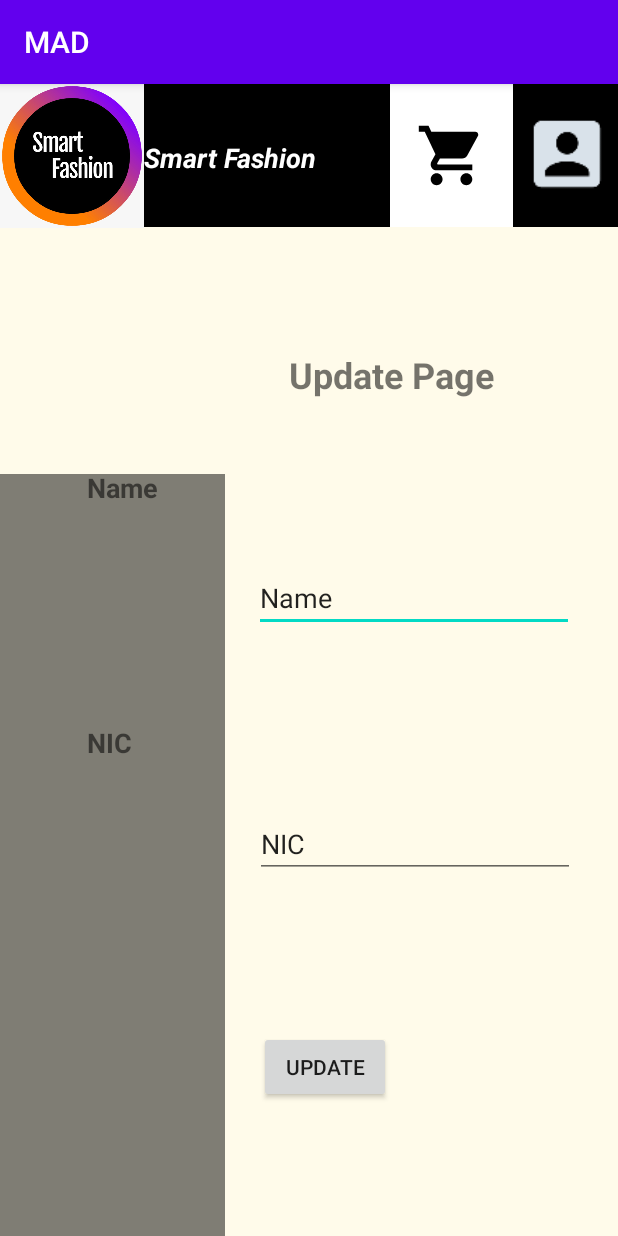
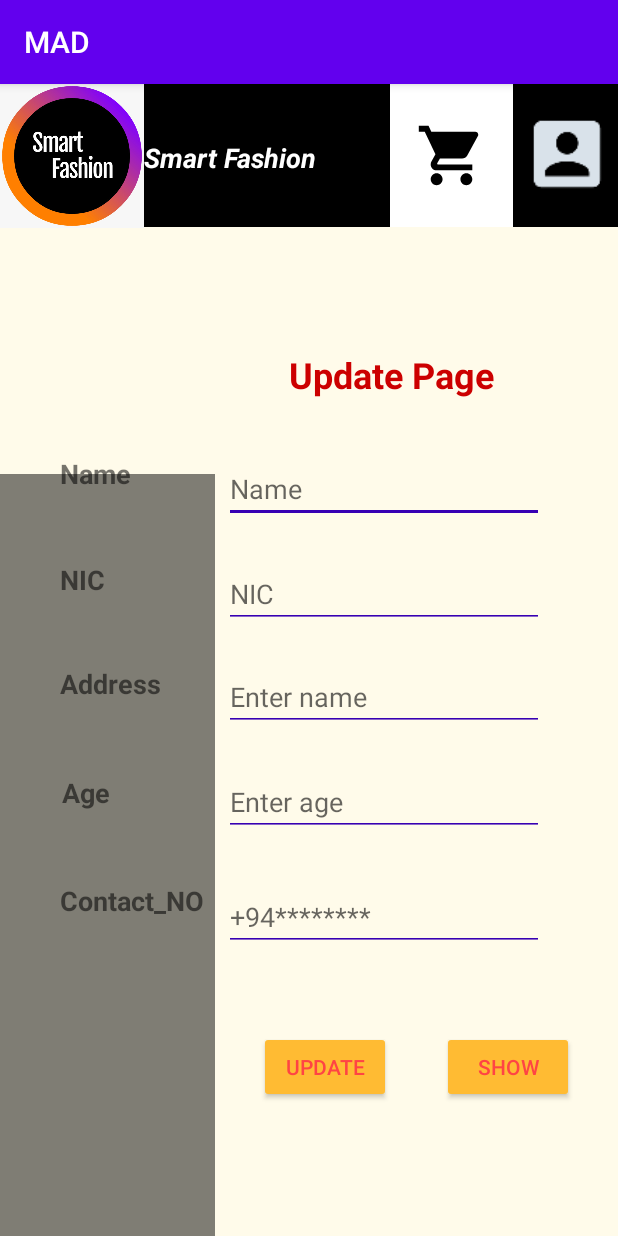
Before and after one commit to oshan-codelab/mad, an Android app: the osh_Updatepart1 screen opened directly, with no data from a screen before it, on a phone screen of 412 x 824 dp. Run offline under Robolectric (Android 15) with nearby library versions, the phone set to English and light mode, and no system bars; our stand-ins replace Firebase (no records; nobody signed in at launch, a user with empty details on screens opened directly).

Commit message:
it19236438-insert,update created

```diff
--- a/app/src/main/AndroidManifest.xml
+++ b/app/src/main/AndroidManifest.xml
@@ -9,7 +9,7 @@
         android:roundIcon="@mipmap/osh_ic_launcher_round"
         android:supportsRtl="true"
         android:theme="@style/AppTheme">
-        <activity android:name=".osh_Updatepart1"></activity>
+        <activity android:name=".osh_Updatepart1"/>
         <activity android:name=".osh_delete" />
         <activity android:name=".osh_display" />
         <activity android:name=".osh_MainActivity">
--- a/app/src/main/java/com/example/mad/osh_Updatepart1.java
+++ b/app/src/main/java/com/example/mad/osh_Updatepart1.java
@@ -1,21 +1,142 @@
 package com.example.mad;
 
+import androidx.annotation.NonNull;
 import androidx.appcompat.app.AppCompatActivity;
 
 import android.content.Intent;
 import android.os.Bundle;
+import android.text.TextUtils;
 import android.view.View;
+import android.widget.Button;
+import android.widget.EditText;
+import android.widget.Toast;
+
+import com.google.firebase.database.DataSnapshot;
+import com.google.firebase.database.DatabaseError;
+import com.google.firebase.database.DatabaseReference;
+import com.google.firebase.database.FirebaseDatabase;
+import com.google.firebase.database.ValueEventListener;
 
 public class osh_Updatepart1 extends AppCompatActivity {
+
+   EditText txtName,txtNic,txtAddress,txtAge,txtCNo;
+    Button udbtn,butShow;
+    DatabaseReference dbRef;
+    details DT;
+
+    private void clearControls() {
+        txtName.setText("");
+        txtNic.setText("");
+        txtAddress.setText("");
+        txtAge.setText("");
+        txtCNo.setText("");
+    }
+
+
 
     @Override
     protected void onCreate(Bundle savedInstanceState) {
         super.onCreate(savedInstanceState);
         setContentView(R.layout.osh_activity_updatepart1);
+
+
+        txtName=findViewById(R.id.txname);
+        txtNic =findViewById(R.id.txtnicc);
+        txtAddress =findViewById(R.id.Uaddress);
+        txtAge =findViewById(R.id.uage);
+        txtCNo =findViewById(R.id.ucNO);
+
+        udbtn=findViewById(R.id.udtbtn);
+        butShow=findViewById(R.id.butshow);
+
+
+        udbtn.setOnClickListener(new View.OnClickListener() {
+            @Override
+            public void onClick(View v) {
+                dbRef = FirebaseDatabase.getInstance().getReference();
+                dbRef.child("Oshan").child("dt1").child("name").setValue(txtName.getText().toString().trim());
+                dbRef.child("Oshan").child("dt1").child("age").setValue(txtName.getText().toString().trim());
+                dbRef.child("Oshan").child("dt1").child("cno").setValue(txtName.getText().toString().trim());
+                dbRef.child("Oshan").child("dt1").child("eddress").setValue(txtName.getText().toString().trim());
+                dbRef.child("Oshan").child("dt1").child("nic").setValue(txtName.getText().toString().trim());
+                Toast.makeText(getApplicationContext(), "Invalid Contact Number", Toast.LENGTH_SHORT).show();
+
+            }
+        });
+
+       /* udbtn.setOnClickListener(new View.OnClickListener() {
+            @Override
+            public void onClick(View view) {
+                DatabaseReference updRef = FirebaseDatabase.getInstance().getReference().child("Oshan");
+                updRef.addListenerForSingleValueEvent(new ValueEventListener() {
+                    @Override
+                    public void onDataChange(@NonNull DataSnapshot dataSnapshot) {
+                        if (dataSnapshot.hasChild("dt1")) {
+                            try {
+                                DT.setName(txtName.getText().toString().trim());
+                                DT.setNIC(txtNic.getText().toString().trim());
+                                DT.setEddress(txtAddress.getText().toString().trim());
+                                DT.setCNo(Integer.parseInt(txtCNo.getText().toString().trim()));
+
+                                dbRef = FirebaseDatabase.getInstance().getReference().child("Oshan").child("dt1");
+                                dbRef.setValue(DT);
+                                clearControls();
+                                Toast.makeText(getApplicationContext(), "Data Updated Successfully", Toast.LENGTH_SHORT).show();
+
+                            } catch (NumberFormatException e) {
+                                Toast.makeText(getApplicationContext(), "Invalid Contact Number", Toast.LENGTH_SHORT).show();
+                            }
+                        } else
+                            Toast.makeText(getApplicationContext(), "No Source to update", Toast.LENGTH_SHORT).show();
+
+                    }
+
+                    @Override
+                    public void onCancelled(@NonNull DatabaseError databaseError) {
+
+                    }
+
+                });
+            }
+        });*/
+
+        butShow.setOnClickListener(new View.OnClickListener() {
+            @Override
+            public void onClick(View view) {
+                dbRef = FirebaseDatabase.getInstance().getReference().child("Oshan").child("dt1");
+                dbRef.addListenerForSingleValueEvent(new ValueEventListener() {
+                    @Override
+                    public void onDataChange(@NonNull DataSnapshot dataSnapshot) {
+
+                        if (dataSnapshot.hasChildren()) {
+                            txtName.setText(dataSnapshot.child("name").getValue().toString());
+                            txtNic.setText(dataSnapshot.child("nic").getValue().toString());
+                            txtAddress.setText(dataSnapshot.child("eddress").getValue().toString());
+                            txtAge.setText(dataSnapshot.child("age").getValue().toString());
+                            txtCNo.setText(dataSnapshot.child("cno").getValue().toString());
+                        } else
+                            Toast.makeText(getApplicationContext(), "No Sourse to display", Toast.LENGTH_SHORT).show();
+                    }
+
+                    @Override
+                    public void onCancelled(@NonNull DatabaseError databaseError) {
+
+                    }
+
+                });
+            }
+        });
+
+
+
+
+
+
     }
 
-    public void  Updatepart(View view){
+
+   /* public void  Updatepart(View view){
         Intent intent1 = new Intent(this, osh_display.class);
         startActivity(intent1);
-    }
+    }*/
 }
--- a/app/src/main/res/layout/osh_activity_updatepart1.xml
+++ b/app/src/main/res/layout/osh_activity_updatepart1.xml
@@ -54,18 +54,19 @@
         app:srcCompat="@drawable/osh_whatsapp_image_2020_08_13_at_14_06_00" />
 
     <EditText
-        android:id="@+id/editTextTextPersonName20"
+        android:id="@+id/txname"
         android:layout_width="wrap_content"
         android:layout_height="wrap_content"
+        android:backgroundTint="@color/colorPrimaryDark"
         android:ems="10"
+        android:hint="@string/hintname"
         android:inputType="textPersonName"
-        android:text="Name"
         app:layout_constraintBottom_toBottomOf="parent"
         app:layout_constraintEnd_toEndOf="parent"
-        app:layout_constraintHorizontal_bias="0.851"
+        app:layout_constraintHorizontal_bias="0.75"
         app:layout_constraintStart_toStartOf="parent"
         app:layout_constraintTop_toTopOf="parent"
-        app:layout_constraintVertical_bias="0.443" />
+        app:layout_constraintVertical_bias="0.342" />
 
     <TextView
         android:id="@+id/textView21"
@@ -83,18 +84,19 @@
         app:layout_constraintVertical_bias="0.049" />
 
     <EditText
-        android:id="@+id/editTextTextPersonName21"
+        android:id="@+id/txtnicc"
         android:layout_width="wrap_content"
         android:layout_height="wrap_content"
+        android:backgroundTint="@color/colorPrimaryDark"
         android:ems="10"
+        android:hint="@string/HNIC"
         android:inputType="textPersonName"
-        android:text="@string/NIC"
         app:layout_constraintBottom_toBottomOf="parent"
         app:layout_constraintEnd_toEndOf="parent"
-        app:layout_constraintHorizontal_bias="0.856"
+        app:layout_constraintHorizontal_bias="0.75"
         app:layout_constraintStart_toStartOf="parent"
         app:layout_constraintTop_toTopOf="parent"
-        app:layout_constraintVertical_bias="0.67" />
+        app:layout_constraintVertical_bias="0.439" />
 
     <TextView
         android:id="@+id/textView24"
@@ -105,10 +107,10 @@
         android:textStyle="bold"
         app:layout_constraintBottom_toBottomOf="parent"
         app:layout_constraintEnd_toEndOf="parent"
-        app:layout_constraintHorizontal_bias="0.159"
+        app:layout_constraintHorizontal_bias="0.11"
         app:layout_constraintStart_toStartOf="parent"
         app:layout_constraintTop_toTopOf="parent"
-        app:layout_constraintVertical_bias="0.345" />
+        app:layout_constraintVertical_bias="0.333" />
 
     <TextView
         android:id="@+id/textView25"
@@ -119,17 +121,19 @@
         android:textStyle="bold"
         app:layout_constraintBottom_toBottomOf="parent"
         app:layout_constraintEnd_toEndOf="parent"
-        app:layout_constraintHorizontal_bias="0.152"
+        app:layout_constraintHorizontal_bias="0.104"
         app:layout_constraintStart_toStartOf="parent"
         app:layout_constraintTop_toTopOf="parent"
-        app:layout_constraintVertical_bias="0.574" />
+        app:layout_constraintVertical_bias="0.428" />
 
     <Button
-        android:id="@+id/button8"
+        android:id="@+id/udtbtn"
         android:layout_width="wrap_content"
         android:layout_height="wrap_content"
-        android:onClick="Updatepart"
+        android:backgroundTint="@android:color/holo_orange_light"
         android:text="@string/update"
+        android:textColor="@android:color/holo_red_light"
+        android:textColorHint="@android:color/holo_blue_bright"
         app:layout_constraintBottom_toBottomOf="parent"
         app:layout_constraintEnd_toEndOf="parent"
         app:layout_constraintHorizontal_bias="0.532"
@@ -139,8 +143,10 @@
 
     <Spinner
         android:id="@+id/spinner5"
-        android:layout_width="150dp"
+        android:layout_width="143dp"
         android:layout_height="508dp"
+        android:layout_marginTop="8dp"
+        android:layout_marginEnd="8dp"
         android:background="@android:drawable/screen_background_dark_transparent"
         app:layout_constraintBottom_toBottomOf="parent"
         app:layout_constraintEnd_toEndOf="parent"
@@ -154,6 +160,7 @@
         android:layout_width="wrap_content"
         android:layout_height="wrap_content"
         android:text="@string/Update_page"
+        android:textColor="@android:color/holo_red_dark"
         android:textSize="24sp"
         android:textStyle="bold"
         app:layout_constraintBottom_toBottomOf="parent"
@@ -162,4 +169,105 @@
         app:layout_constraintStart_toStartOf="parent"
         app:layout_constraintTop_toTopOf="parent"
         app:layout_constraintVertical_bias="0.241" />
+
+    <Button
+        android:id="@+id/butshow"
+        android:layout_width="wrap_content"
+        android:layout_height="wrap_content"
+        android:backgroundTint="@android:color/holo_orange_light"
+        android:text="show"
+        android:textColor="@android:color/holo_red_light"
+        app:layout_constraintBaseline_toBaselineOf="@+id/udtbtn"
+        app:layout_constraintEnd_toEndOf="parent"
+        app:layout_constraintHorizontal_bias="0.91"
+        app:layout_constraintStart_toStartOf="parent" />
+
+    <TextView
+        android:id="@+id/textView30"
+        android:layout_width="wrap_content"
+        android:layout_height="wrap_content"
+        android:text="Address"
+        android:textSize="18sp"
+        android:textStyle="bold"
+        app:layout_constraintBottom_toBottomOf="parent"
+        app:layout_constraintEnd_toEndOf="parent"
+        app:layout_constraintHorizontal_bias="0.116"
+        app:layout_constraintStart_toStartOf="parent"
+        app:layout_constraintTop_toTopOf="parent"
+        app:layout_constraintVertical_bias="0.521" />
+
+    <TextView
+        android:id="@+id/textView31"
+        android:layout_width="wrap_content"
+        android:layout_height="wrap_content"
+        android:layout_marginTop="28dp"
+        android:text="Age"
+        android:textSize="18sp"
+        android:textStyle="bold"
+        app:layout_constraintBottom_toBottomOf="parent"
+        app:layout_constraintEnd_toEndOf="parent"
+        app:layout_constraintHorizontal_bias="0.109"
+        app:layout_constraintStart_toStartOf="parent"
+        app:layout_constraintTop_toBottomOf="@+id/textView30"
+        app:layout_constraintVertical_bias="0.067" />
+
+    <TextView
+        android:id="@+id/textView32"
+        android:layout_width="wrap_content"
+        android:layout_height="wrap_content"
+        android:text="@string/Contact_no"
+        android:textSize="18sp"
+        android:textStyle="bold"
+        app:layout_constraintBottom_toBottomOf="parent"
+        app:layout_constraintEnd_toEndOf="parent"
+        app:layout_constraintHorizontal_bias="0.127"
+        app:layout_constraintStart_toStartOf="parent"
+        app:layout_constraintTop_toTopOf="parent"
+        app:layout_constraintVertical_bias="0.716" />
+
+    <EditText
+        android:id="@+id/Uaddress"
+        android:layout_width="wrap_content"
+        android:layout_height="wrap_content"
+        android:backgroundTint="@color/colorPrimaryDark"
+        android:ems="10"
+        android:hint="@string/Dname"
+        android:inputType="textPersonName"
+        app:layout_constraintBottom_toBottomOf="parent"
+        app:layout_constraintEnd_toEndOf="parent"
+        app:layout_constraintHorizontal_bias="0.75"
+        app:layout_constraintStart_toStartOf="parent"
+        app:layout_constraintTop_toTopOf="parent"
+        app:layout_constraintVertical_bias="0.534" />
+
+    <EditText
+        android:id="@+id/uage"
+        android:layout_width="wrap_content"
+        android:layout_height="wrap_content"
+        android:backgroundTint="@color/colorPrimaryDark"
+        android:ems="10"
+        android:hint="@string/Hage"
+        android:inputType="textPersonName"
+        app:layout_constraintBottom_toBottomOf="parent"
+        app:layout_constraintEnd_toEndOf="parent"
+        app:layout_constraintHorizontal_bias="0.75"
+        app:layout_constraintStart_toStartOf="parent"
+        app:layout_constraintTop_toTopOf="parent"
+        app:layout_constraintVertical_bias="0.631" />
+
+    <EditText
+        android:id="@+id/ucNO"
+        android:layout_width="wrap_content"
+        android:layout_height="wrap_content"
+        android:backgroundTint="@color/colorPrimaryDark"
+        android:ems="10"
+        android:hint="@string/CNo"
+        android:inputType="textPersonName"
+        app:layout_constraintBottom_toBottomOf="parent"
+        app:layout_constraintEnd_toEndOf="parent"
+        app:layout_constraintHorizontal_bias="0.75"
+        app:layout_constraintStart_toStartOf="parent"
+        app:layout_constraintTop_toTopOf="parent"
+        app:layout_constraintVertical_bias="0.737" />
+
 </androidx.constraintlayout.widget.ConstraintLayout>
--- a/app/src/main/res/values/strings.xml
+++ b/app/src/main/res/values/strings.xml
@@ -7,4 +7,5 @@
     <string name="PNO">+94*********</string>
     <string name="Hnic">enter nic</string>
     <string name="Dname">Enter name</string>
+    <string name="hintname">Name</string>
 </resources>
```
Also changed, not shown: app/src/main/java/com/example/mad/osh_MainActivity.java (+7 -7 lines), app/src/main/java/com/example/mad/osh_delete.java (+5 -3 lines), app/src/main/res/layout/osh_activity_main.xml (+29 -6 lines), 2 other files.
